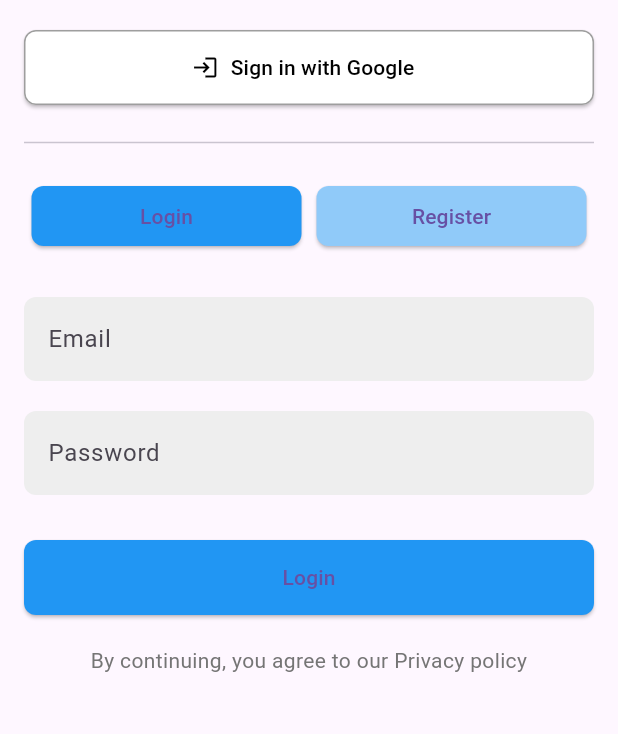
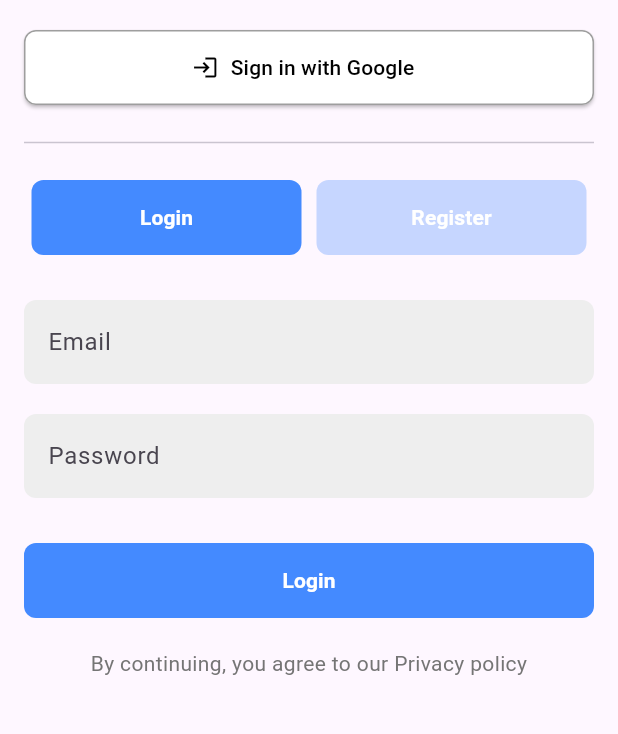
Before and after one commit to tt-papoi/HCMUS-Advanced-mobile-programming, a Flutter app: the LoginRegisterScreen screen opened directly, on a phone screen of 412 x 824 dp, the part 159-893 px from its top. Run offline on Flutter 3.47's test engine with Material 3 defaults, Android fonts, the phone set to English and light mode, and no system bars.

Commit message:
update colours for login and register button

```diff
--- a/Final Project/Source/frontend/jarvis/lib/views/login_register_screen.dart
+++ b/Final Project/Source/frontend/jarvis/lib/views/login_register_screen.dart
@@ -1,4 +1,3 @@
-
 import 'package:flutter/material.dart';
 import 'package:jarvis/main.dart';
 
@@ -83,12 +82,17 @@ class LoginRegisterScreenState extends State<LoginRegisterScreen> {
                 },
                 style: ElevatedButton.styleFrom(
                   minimumSize: const Size(double.infinity, 50),
-                  backgroundColor: Colors.blue,
+                  backgroundColor: Colors.blueAccent,
                   shape: RoundedRectangleBorder(
                     borderRadius: BorderRadius.circular(8),
                   ),
+                  padding: const EdgeInsets.symmetric(vertical: 15),
+                  shadowColor: Colors.transparent,
                 ),
-                child: Text(isLogin ? 'Login' : 'Register'),
+                child: Text(
+                  isLogin ? 'Login' : 'Register',
+                  style: const TextStyle(color: Colors.white, fontWeight: FontWeight.bold),
+                ),
               ),
               const SizedBox(height: 20),
               Text(
@@ -134,12 +138,17 @@ class LoginRegisterScreenState extends State<LoginRegisterScreen> {
             });
           },
           style: ElevatedButton.styleFrom(
-            backgroundColor: isActive ? Colors.blue : Colors.blue[200],
+            backgroundColor: isActive ? Colors.blueAccent : Colors.blueAccent.withOpacity(0.3),
             shape: RoundedRectangleBorder(
               borderRadius: BorderRadius.circular(8),
             ),
+            padding: const EdgeInsets.symmetric(vertical: 15),
+            shadowColor: Colors.transparent,
           ),
-          child: Text(text),
+          child: Text(
+            text,
+            style: const TextStyle(color: Colors.white, fontWeight: FontWeight.bold),
+          ),
         ),
       ),
     );
```
